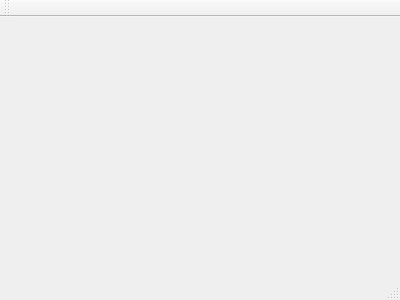
Qt form mainwindow.ui (karthagokul/feeda) before a commit.
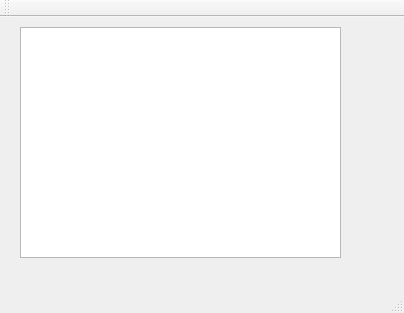
The same form after that commit.

The edit to the form file:
```diff
--- a/mainwindow.ui
+++ b/mainwindow.ui
@@ -1,24 +1,50 @@
 <ui version="4.0">
  <class>MainWindow</class>
- <widget class="QMainWindow" name="MainWindow" >
-  <property name="geometry" >
+ <widget class="QMainWindow" name="MainWindow">
+  <property name="geometry">
    <rect>
     <x>0</x>
     <y>0</y>
-    <width>400</width>
-    <height>300</height>
+    <width>404</width>
+    <height>313</height>
    </rect>
   </property>
   <property name="windowTitle" >
    <string>MainWindow</string>
   </property>
-  <widget class="QMenuBar" name="menuBar" />
-  <widget class="QToolBar" name="mainToolBar" />
-  <widget class="QWidget" name="centralWidget" />
-  <widget class="QStatusBar" name="statusBar" />
+  <widget class="QWidget" name="centralWidget">
+   <widget class="QTreeView" name="treeView">
+    <property name="geometry">
+     <rect>
+      <x>20</x>
+      <y>10</y>
+      <width>321</width>
+      <height>231</height>
+     </rect>
+    </property>
+   </widget>
+  </widget>
+  <widget class="QMenuBar" name="menuBar">
+   <property name="geometry">
+    <rect>
+     <x>0</x>
+     <y>0</y>
+     <width>404</width>
+     <height>23</height>
+    </rect>
+   </property>
+  </widget>
+  <widget class="QToolBar" name="mainToolBar">
+   <attribute name="toolBarArea">
+    <enum>TopToolBarArea</enum>
+   </attribute>
+   <attribute name="toolBarBreak">
+    <bool>false</bool>
+   </attribute>
+  </widget>
+  <widget class="QStatusBar" name="statusBar"/>
  </widget>
- <layoutDefault spacing="6" margin="11" />
- <pixmapfunction></pixmapfunction>
+ <layoutdefault spacing="6" margin="11"/>
  <resources/>
  <connections/>
 </ui>
```
Left out of the diff: 3 changed lines with no effect on the pictures.
